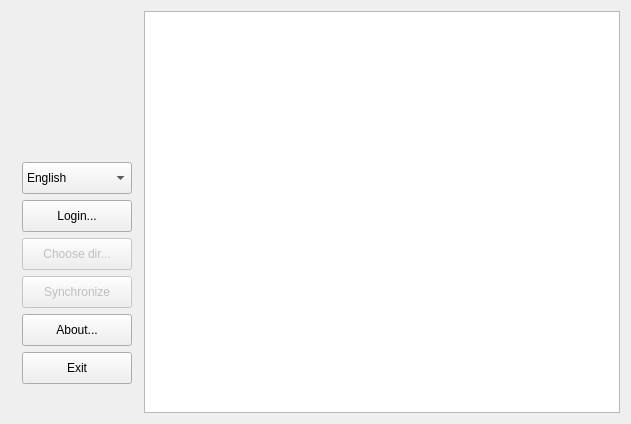
Before: the Qt Designer form src/ui/mainwindow.ui in DenisMedved/vkaudiosync, drawn with Qt 5.
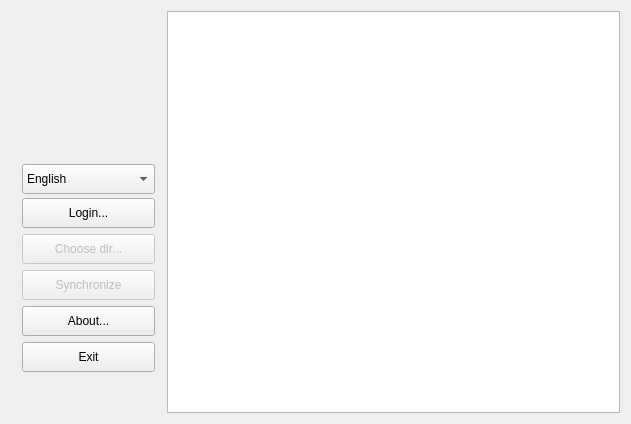
After: the same form once the commit is applied. Icons and pictures are not drawn. Custom widgets are drawn as their Qt base class.

Commit message: change button size and enable settings for win

```diff
--- a/src/ui/mainwindow.ui
+++ b/src/ui/mainwindow.ui
@@ -117,10 +117,22 @@
          </item>
          <item>
           <widget class="QComboBox" name="langList">
+           <property name="sizePolicy">
+            <sizepolicy hsizetype="Minimum" vsizetype="Minimum">
+             <horstretch>0</horstretch>
+             <verstretch>0</verstretch>
+            </sizepolicy>
+           </property>
            <property name="minimumSize">
             <size>
-             <width>0</width>
-             <height>32</height>
+             <width>133</width>
+             <height>30</height>
+            </size>
+           </property>
+           <property name="maximumSize">
+            <size>
+             <width>16777215</width>
+             <height>25</height>
             </size>
            </property>
            <item>
@@ -157,7 +169,7 @@
            <property name="minimumSize">
             <size>
              <width>0</width>
-             <height>32</height>
+             <height>30</height>
             </size>
            </property>
            <property name="text">
@@ -177,7 +189,7 @@
            <property name="minimumSize">
             <size>
              <width>0</width>
-             <height>32</height>
+             <height>30</height>
             </size>
            </property>
            <property name="text">
@@ -197,7 +209,7 @@
            <property name="minimumSize">
             <size>
              <width>0</width>
-             <height>32</height>
+             <height>30</height>
             </size>
            </property>
            <property name="text">
@@ -214,7 +226,7 @@
            <property name="minimumSize">
             <size>
              <width>0</width>
-             <height>32</height>
+             <height>30</height>
             </size>
            </property>
            <property name="text">
@@ -237,7 +249,7 @@
            <property name="minimumSize">
             <size>
              <width>0</width>
-             <height>32</height>
+             <height>30</height>
             </size>
            </property>
            <property name="maximumSize">
```
The commit also changes 6 other files.
